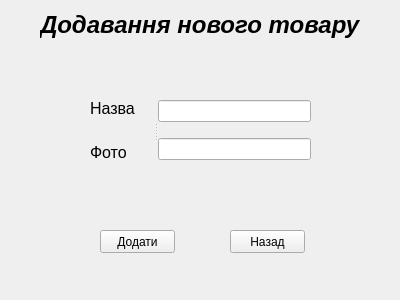
Old version of the form e-shop/product_add.ui in the repository Andrii97/shop.
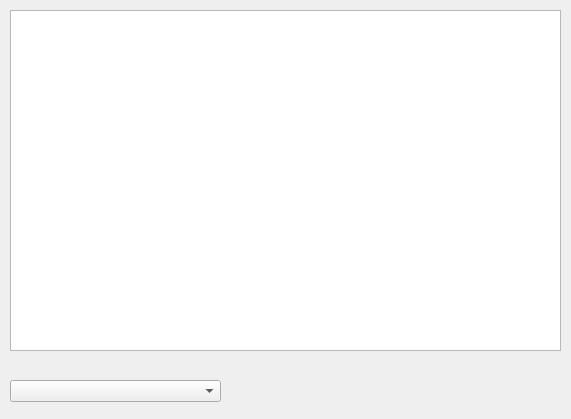
New version of the form.

Commit message: added check by adding products

Patch:
```diff
--- a/e-shop/product_add.ui
+++ b/e-shop/product_add.ui
@@ -6,103 +6,32 @@
    <rect>
     <x>0</x>
     <y>0</y>
-    <width>400</width>
-    <height>300</height>
+    <width>571</width>
+    <height>419</height>
    </rect>
   </property>
   <property name="windowTitle">
    <string>Form</string>
   </property>
-  <widget class="QLabel" name="label_5">
+  <widget class="QTableView" name="tableView">
    <property name="geometry">
     <rect>
-     <x>40</x>
-     <y>0</y>
-     <width>331</width>
-     <height>51</height>
+     <x>10</x>
+     <y>10</y>
+     <width>551</width>
+     <height>341</height>
     </rect>
    </property>
-   <property name="styleSheet">
-    <string notr="true"/>
-   </property>
-   <property name="text">
-    <string>&lt;html&gt;&lt;head/&gt;&lt;body&gt;&lt;p&gt;&lt;span style=&quot; font-size:18pt; font-weight:600; font-style:italic;&quot;&gt;Додавання нового товару&lt;/span&gt;&lt;/p&gt;&lt;/body&gt;&lt;/html&gt;</string>
-   </property>
   </widget>
-  <widget class="QPushButton" name="pushButton">
+  <widget class="QComboBox" name="comboBox">
    <property name="geometry">
     <rect>
-     <x>100</x>
-     <y>230</y>
-     <width>75</width>
-     <height>23</height>
+     <x>10</x>
+     <y>380</y>
+     <width>211</width>
+     <height>22</height>
     </rect>
    </property>
-   <property name="text">
-    <string>Додати</string>
-   </property>
-  </widget>
-  <widget class="QPushButton" name="pushButton_2">
-   <property name="geometry">
-    <rect>
-     <x>230</x>
-     <y>230</y>
-     <width>75</width>
-     <height>23</height>
-    </rect>
-   </property>
-   <property name="text">
-    <string>Назад</string>
-   </property>
-  </widget>
-  <widget class="QSplitter" name="splitter">
-   <property name="geometry">
-    <rect>
-     <x>90</x>
-     <y>90</y>
-     <width>221</width>
-     <height>81</height>
-    </rect>
-   </property>
-   <property name="orientation">
-    <enum>Qt::Horizontal</enum>
-   </property>
-   <widget class="QWidget" name="">
-    <layout class="QVBoxLayout" name="verticalLayout">
-     <item>
-      <widget class="QLabel" name="label">
-       <property name="text">
-        <string>&lt;html&gt;&lt;head/&gt;&lt;body&gt;&lt;p&gt;&lt;span style=&quot; font-size:12pt;&quot;&gt;Назва&lt;/span&gt;&lt;/p&gt;&lt;/body&gt;&lt;/html&gt;</string>
-       </property>
-      </widget>
-     </item>
-     <item>
-      <widget class="QLabel" name="label_3">
-       <property name="text">
-        <string>&lt;html&gt;&lt;head/&gt;&lt;body&gt;&lt;p&gt;&lt;span style=&quot; font-size:12pt;&quot;&gt;Фото&lt;/span&gt;&lt;/p&gt;&lt;/body&gt;&lt;/html&gt;</string>
-       </property>
-      </widget>
-     </item>
-    </layout>
-   </widget>
-   <widget class="QWidget" name="">
-    <layout class="QVBoxLayout" name="verticalLayout_2">
-     <item>
-      <widget class="QLineEdit" name="TName">
-       <property name="styleSheet">
-        <string notr="true">font: 75 italic 12pt &quot;MS Shell Dlg 2&quot;;</string>
-       </property>
-      </widget>
-     </item>
-     <item>
-      <widget class="QLineEdit" name="TPhoto">
-       <property name="styleSheet">
-        <string notr="true">font: 75 italic 12pt &quot;MS Shell Dlg 2&quot;;</string>
-       </property>
-      </widget>
-     </item>
-    </layout>
-   </widget>
   </widget>
  </widget>
  <resources/>
```
The commit also changes 10 other files.
